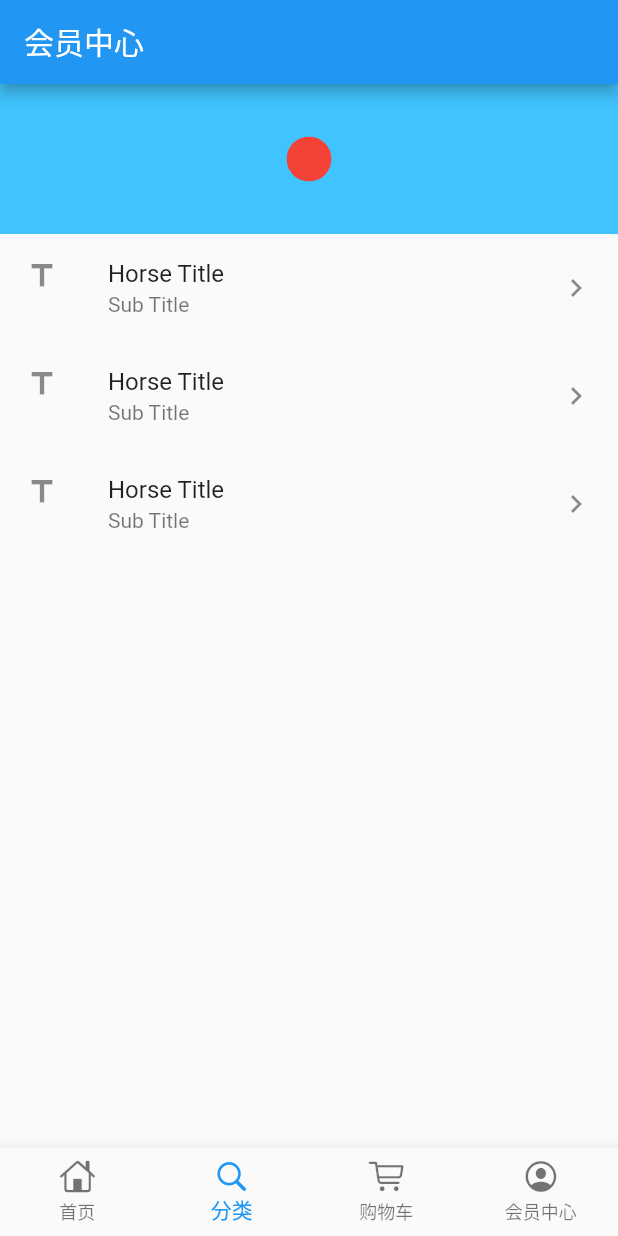
After one commit to zb666/flutter_duanwu, a Flutter app: the screen it shows after launch, item 2 of the bottom bar chosen, after a tap on "Horse Title", on a phone screen of 412 x 824 dp. The commit adds this screen. Run offline on Flutter 3.47's test engine with Material 2 defaults, Android fonts, the phone set to English and light mode, and no system bars; our stand-ins replace dio, flutter_easyrefresh, flutter_screenutil, flutter_swiper; network calls fail; statements that could not run were skipped.

```diff
--- /dev/null
+++ b/lib/pages/index/car_category.dart
@@ -0,0 +1,44 @@
+import 'package:flutter/material.dart';
+
+class CarCategoryPage extends StatefulWidget {
+  @override
+  _CarCategoryPageState createState() => _CarCategoryPageState();
+}
+
+class _CarCategoryPageState extends State<CarCategoryPage> {
+  @override
+  Widget build(BuildContext context) {
+    return Scaffold(
+      appBar: AppBar(
+        title: Text('购物车'),
+      ),
+      body: Stack(
+        children: [
+          ListView.builder(
+              itemCount: 20,
+              itemBuilder: (context, index) {
+                return Container(
+                  margin: EdgeInsets.all(10),
+                  height: 300,
+                  color: Colors.orange,
+                  child: Text('Center'),
+                );
+              }),
+          Positioned(
+              bottom: 0,
+              left: 0,
+              right: 0,
+              child: Row(
+                children: [
+                  Text('去购物'),
+                  Expanded(
+                      child: Container(
+                    color: Colors.red,
+                  ))
+                ],
+              ))
+        ],
+      ),
+    );
+  }
+}
--- /dev/null
+++ b/lib/pages/index/mine_page.dart
@@ -0,0 +1,40 @@
+import 'package:flutter/material.dart';
+import 'package:flutterduanwu/pages/mine/mine_item.dart';
+
+class MinePage extends StatelessWidget {
+  List<String> _itemList = ['优惠券', '会员中心', '历史记录'];
+
+  @override
+  Widget build(BuildContext context) {
+    return Scaffold(
+      appBar: AppBar(title: Text('会员中心')),
+      body: ListView(
+        children: [
+          Center(
+            widthFactor: 1,
+            child: Container(
+              height: 100,
+              color: Colors.lightBlueAccent,
+              alignment: Alignment.center,
+              child: ClipOval(
+                child: Container(
+                  width: 30,
+                  height: 30,
+                  color: Colors.red,
+                ),
+              ),
+            ),
+          ),
+          Column(
+            children: _generateItem(_itemList),
+          )
+        ],
+      ),
+    );
+  }
+
+  _generateItem(List<String> itemList) {
+    return itemList.map((e) => MineItem(title: e)).toList();
+  }
+
+}
--- /dev/null
+++ b/lib/pages/mine/mine_item.dart
@@ -0,0 +1,21 @@
+import 'package:flutter/material.dart';
+
+class MineItem extends StatelessWidget {
+  final String title;
+
+  MineItem({@required this.title});
+
+  @override
+  Widget build(BuildContext context) {
+    return Container(
+      child: ListTile(
+        leading: Icon(Icons.title),
+        title: Text('Horse Title'),
+        subtitle: Text('Sub Title'),
+        trailing: Icon(Icons.keyboard_arrow_right),
+        onTap: (){
+        },
+      ),
+    );
+  }
+}
--- a/lib/provider/currentIndex.dart
+++ b/lib/provider/currentIndex.dart
@@ -10,6 +10,7 @@ class CurrentIndexProvider with ChangeNotifier {
 
   changeIndex(int newIndex) {
     _currentIndex = newIndex;
+    print('curIndex:$newIndex');
     notifyListeners();
   }
 }
```
Also changed, not shown: lib/main.dart (+19 -46 lines), lib/model/car_item.dart (added, +29 -0 lines), lib/pages/car_page/car_item.dart (added, +8 -0 lines), lib/plugin/asr_plugin.dart (added, +13 -0 lines), lib/widget/flex_space.dart (added, +19 -0 lines), pubspec.lock, 4 other files.
